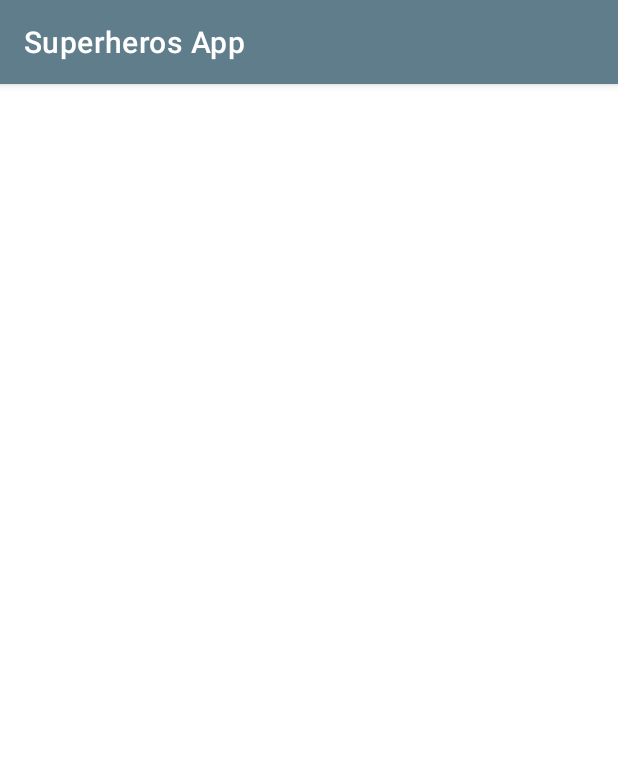
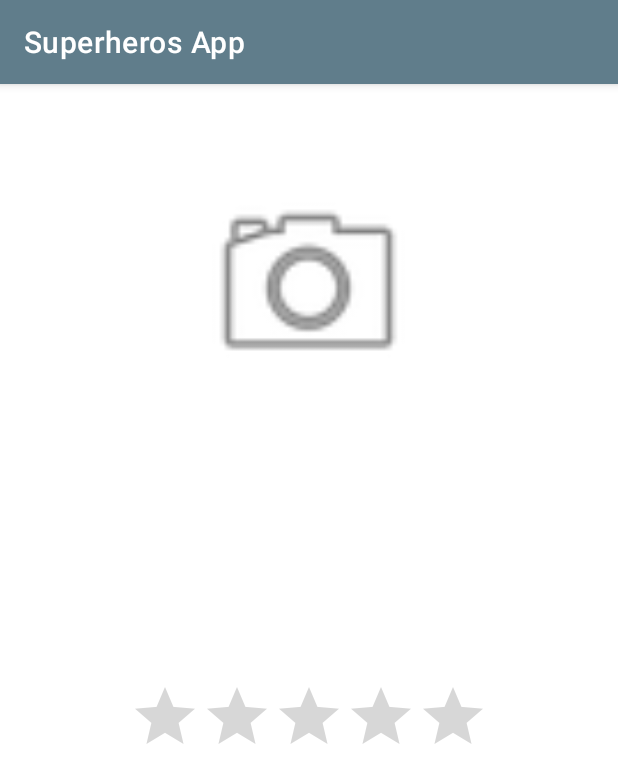
Before and after one commit to julian-dominguez/DAM_Task-01, an Android app: the ViewDataActivity screen opened directly, with no data from a screen before it, on a phone screen of 412 x 824 dp. Shown: the top 783 px of the screen. Run offline under Robolectric (Android 15) with nearby library versions, the phone set to English and light mode, and no system bars.

Commit message:
Se crea la interfaz en la nueva activity

```diff
--- a/app/src/main/res/layout/activity_view_data.xml
+++ b/app/src/main/res/layout/activity_view_data.xml
@@ -6,4 +6,38 @@
     android:layout_height="match_parent"
     tools:context=".ViewDataActivity">
 
+    <ImageView
+        android:id="@+id/iv_foto_A2"
+        android:layout_width="158dp"
+        android:layout_height="147dp"
+        android:layout_marginTop="60dp"
+        app:layout_constraintEnd_toEndOf="parent"
+        app:layout_constraintHorizontal_bias="0.498"
+        app:layout_constraintStart_toStartOf="parent"
+        app:layout_constraintTop_toTopOf="parent"
+        android:contentDescription="@string/img_description"
+        android:src="@android:drawable/ic_menu_camera"/>
+
+    <TextView
+        android:id="@+id/tv_name_hero_A2"
+        android:layout_width="wrap_content"
+        android:layout_height="wrap_content"
+        android:layout_marginTop="64dp"
+        tools:text="Text Default"
+        android:textSize="@dimen/name_hero"
+        app:layout_constraintEnd_toEndOf="parent"
+        app:layout_constraintHorizontal_bias="0.498"
+        app:layout_constraintStart_toStartOf="parent"
+        app:layout_constraintTop_toBottomOf="@+id/iv_foto_A2" />
+
+    <RatingBar
+        android:id="@+id/rb_power_rating_A2"
+        android:progressTint="@color/amber"
+        android:isIndicator="true"
+        android:layout_width="wrap_content"
+        android:layout_height="wrap_content"
+        android:layout_marginTop="92dp"
+        app:layout_constraintEnd_toEndOf="parent"
+        app:layout_constraintStart_toStartOf="parent"
+        app:layout_constraintTop_toBottomOf="@+id/tv_name_hero_A2" />
 </androidx.constraintlayout.widget.ConstraintLayout>
--- a/app/src/main/res/values/dimens.xml
+++ b/app/src/main/res/values/dimens.xml
@@ -1,3 +1,4 @@
 <?xml version="1.0" encoding="utf-8"?>
 <resources>
+    <dimen name="name_hero">25sp</dimen>
 </resources>
```
